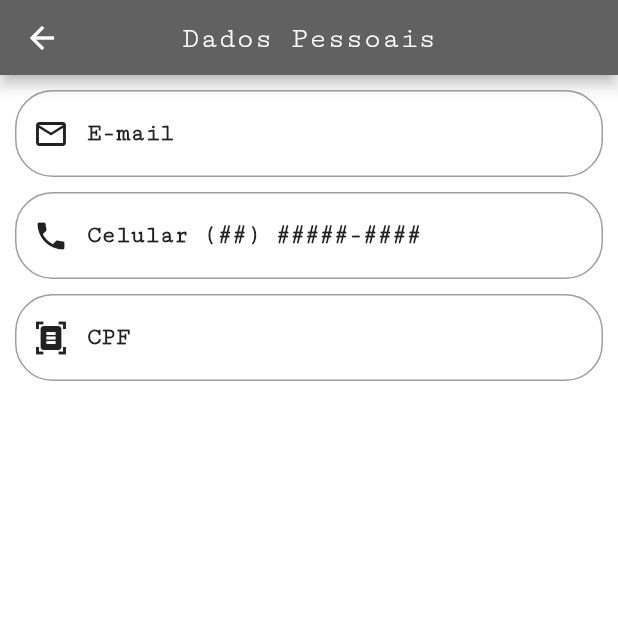
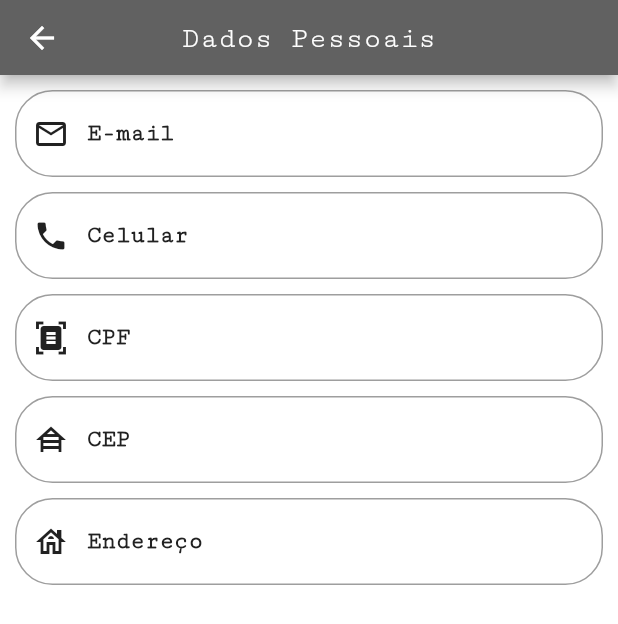
Before and after one commit to guishas/viasudeste-frontend, a Flutter app: the PersonalDataScreen screen opened directly, on a phone screen of 412 x 824 dp. Shown: the top 624 px of the screen. Run offline on Flutter 3.47's test engine with Material 2 defaults, Android fonts, the light colour scheme and no system bars; our stand-ins replace dio, flutter_form_builder, rxdart, shared_preferences; accounts and stored records are empty; network calls fail.

Commit message:
avançando

```diff
--- a/viasudeste/lib/src/blocs/personal_data_bloc.dart
+++ b/viasudeste/lib/src/blocs/personal_data_bloc.dart
@@ -1,23 +1,45 @@
 import 'package:flutter/cupertino.dart';
+import 'package:rxdart/rxdart.dart';
 import 'package:viasudeste/library/utilities/base_bloc.dart';
 import 'package:viasudeste/library/utilities/obj_mem.dart';
+import 'package:viasudeste/src/models/estado_model.dart';
 import 'package:viasudeste/src/models/user_model.dart';
+import 'package:viasudeste/src/repositories/api.dart';
 
 class PersonalDataBloc extends BaseBloc {
 
+  final Api api = Api();
+
   UserModel? user;
+
+  final estadosList = BehaviorSubject<List<EstadoModel>?>.seeded(null);
+  final selectedEstado = BehaviorSubject<String?>.seeded(null);
 
   final TextEditingController emailController = TextEditingController(text: null);
   final TextEditingController celularController = TextEditingController(text: null);
   final TextEditingController cpfController = TextEditingController(text: null);
+  final TextEditingController cepController = TextEditingController(text: null);
+  final TextEditingController addressController = TextEditingController(text: null);
 
   void initStateScreen() {
     user = ObjMem.currentUser;
+
+    getEstados();
   }
 
   void disposeScreen() {
+    estadosList.close();
+    selectedEstado.close();
 
     disposeBaseBloc();
   }
 
+  void getEstados() async {
+    final _list = await api.getEstados();
+
+    if (_list != null) {
+      estadosList.sink.add(_list);
+    }
+  }
+
 }
--- a/viasudeste/lib/src/components/personal_textfield.dart
+++ b/viasudeste/lib/src/components/personal_textfield.dart
@@ -7,6 +7,7 @@ class PersonalTextField extends StatelessWidget {
   final String? Function(String?) validator;
   final TextEditingController controller;
   final IconData icon;
+  final String labelText;
 
   const PersonalTextField({
     Key? key,
@@ -14,6 +15,7 @@ class PersonalTextField extends StatelessWidget {
     required this.validator,
     required this.controller,
     required this.icon,
+    required this.labelText,
   });
 
   @override
@@ -37,6 +39,11 @@ class PersonalTextField extends StatelessWidget {
           color: Styles.mainGreyColor,
           fontWeight: FontWeight.bold,
         ),
+        labelText: labelText,
+        labelStyle: TextStyle(
+          color: Styles.mainGreyColor,
+          fontWeight: FontWeight.bold,
+        ),
         focusedBorder: OutlineInputBorder(
           borderSide: BorderSide(
             color: Styles.mainGreyColor,
--- a/viasudeste/lib/src/screens/personal_data_screen.dart
+++ b/viasudeste/lib/src/screens/personal_data_screen.dart
@@ -3,6 +3,7 @@ import 'package:viasudeste/library/utilities/styles.dart';
 import 'package:viasudeste/src/blocs/personal_data_bloc.dart';
 import 'package:viasudeste/src/components/my_form_textfield.dart';
 import 'package:viasudeste/src/components/personal_textfield.dart';
+import 'package:viasudeste/src/models/estado_model.dart';
 
 class PersonalDataScreen extends StatefulWidget {
   const PersonalDataScreen({Key? key}) : super(key: key);
@@ -49,6 +50,7 @@ class _PersonalDataScreenState extends State<PersonalDataScreen> {
                 child: PersonalTextField(
                   controller: _bloc.emailController,
                   hintText: 'E-mail',
+                  labelText: 'E-mail',
                   icon: Icons.mail_outline,
                   validator: (String? text) {
                     if (text != null &&
@@ -67,6 +69,7 @@ class _PersonalDataScreenState extends State<PersonalDataScreen> {
                 child: PersonalTextField(
                   controller: _bloc.celularController,
                   hintText: 'Celular (##) #####-####',
+                  labelText: 'Celular',
                   icon: Icons.phone,
                   validator: (String? text) {
                     if (text != null && text.length > 14) {
@@ -82,6 +85,7 @@ class _PersonalDataScreenState extends State<PersonalDataScreen> {
                 child: PersonalTextField(
                   controller: _bloc.cpfController,
                   hintText: 'CPF',
+                  labelText: 'CPF',
                   icon: Icons.document_scanner,
                   validator: (String? text) {
                     if (text != null && text.length > 13) {
@@ -91,7 +95,102 @@ class _PersonalDataScreenState extends State<PersonalDataScreen> {
                     }
                   },
                 ),
-              )
+              ),
+              Padding(
+                padding: EdgeInsets.only(top: 10, left: 10, right: 10),
+                child: PersonalTextField(
+                  controller: _bloc.cepController,
+                  hintText: 'CEP',
+                  labelText: 'CEP',
+                  icon: Icons.house_siding_outlined,
+                  validator: (String? text) {
+                    if (text != null && text.length > 8) {
+                      return null;
+                    } else {
+                      return 'CEP Inválido';
+                    }
+                  },
+                ),
+              ),
+              Padding(
+                padding: EdgeInsets.only(top: 10, left: 10, right: 10),
+                child: PersonalTextField(
+                  controller: _bloc.addressController,
+                  hintText: 'Endereço',
+                  labelText: 'Endereço',
+                  icon: Icons.house_outlined,
+                  validator: (String? text) {
+                    if (text != null && text.length > 0) {
+                      return null;
+                    } else {
+                      return 'Endereço inválido';
+                    }
+                  },
+                ),
+              ),
+              Padding(
+                padding: EdgeInsets.only(top: 10, left: 10, right: 10),
+                child: StreamBuilder<List<EstadoModel>?>(
+                  stream: _bloc.estadosList.stream,
+                  builder: (context, snapshot) {
+                    return snapshot.hasData
+                      ? DropdownButtonFormField(
+                          items: _bloc.estadosList.value!
+                            .map<DropdownMenuItem<String>>(
+                              (EstadoModel model) {
+                                return DropdownMenuItem<String>(
+                                  value: model.estadoId,
+                                  child: Text(model.nome.toString()),
+                                );
+                              }
+                            ).toList(),
+                          value: _bloc.selectedEstado.value,
+                          onChanged: (String? value) {
+                            _bloc.selectedEstado.sink.add(value);
+                            FocusScope.of(context).requestFocus(new FocusNode());
+                          },
+                          style: TextStyle(
+                            color: Styles.mainGreyColor,
+                            fontWeight: FontWeight.bold,
+                            fontFamily: 'Cutive Mono',
+                            fontSize: 16,
+                          ),
+                          decoration: InputDecoration(
+                            border: OutlineInputBorder(
+                              borderRadius: BorderRadius.all(Radius.circular(25)),
+                              borderSide: BorderSide(
+                                color: Styles.mainGreyColor,
+                              ),
+                            ),
+                            prefixIcon: Icon(
+                              Icons.location_city,
+                              color: Styles.mainGreyColor,
+                            ),
+                            hintText: 'Estado',
+                            hintStyle: TextStyle(
+                              color: Styles.mainGreyColor,
+                              fontWeight: FontWeight.bold,
+                            ),
+                            labelText: 'Estado',
+                            labelStyle: TextStyle(
+                              color: Styles.mainGreyColor,
+                              fontWeight: FontWeight.bold,
+                            ),
+                            focusedBorder: OutlineInputBorder(
+                              borderSide: BorderSide(
+                                color: Styles.mainGreyColor,
+                              ),
+                              borderRadius: BorderRadius.all(Radius.circular(25))
+                            ),
+                            errorStyle: TextStyle(
+                              fontFamily: 'Calibri',
+                            )
+                          ),
+                        )
+                      : SizedBox();
+                  }
+                ),
+              ),
             ],
           ),
         ),
```
Also changed, not shown: viasudeste/lib/src/repositories/api.dart (+21 -0 lines).
